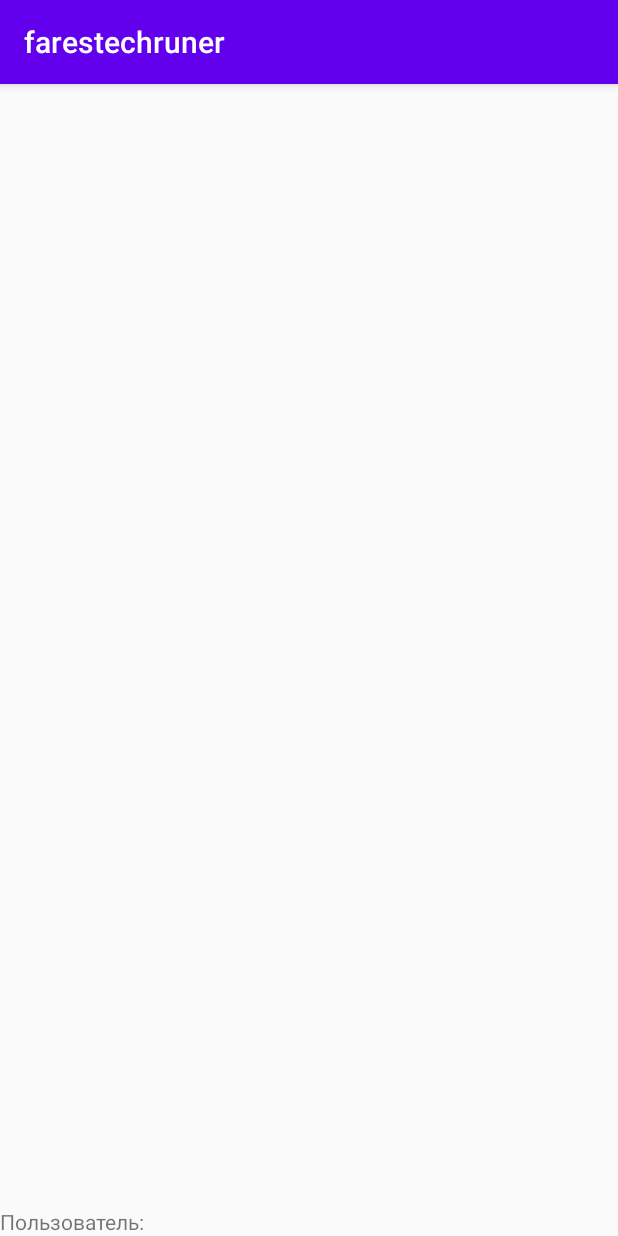
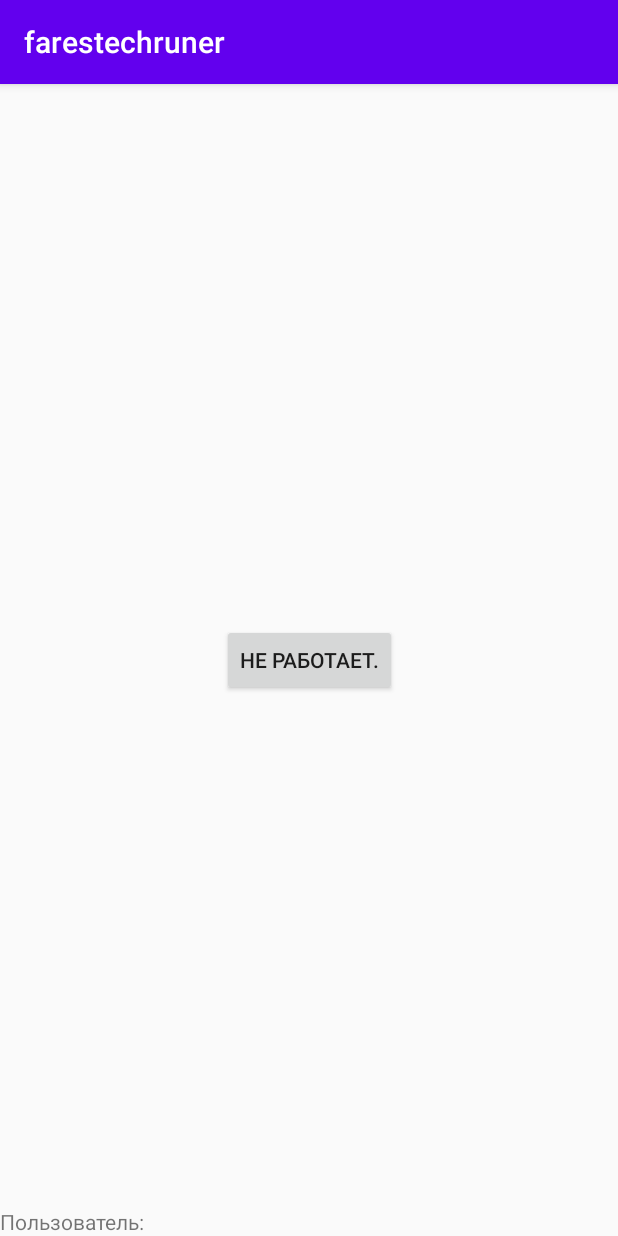
Before and after one commit to AntonButov/farestechruner, an Android app: the screen it shows after launch (MainActivity), on a phone screen of 412 x 824 dp. Run offline under Robolectric (Android 15) with nearby library versions, the phone set to English and light mode, and no system bars; our stand-ins replace Firebase (no records; nobody signed in at launch, a user with empty details on screens opened directly); libraries missing offline, so code that uses them is left out: com.firebase.ui; 2 statements that could not run were skipped.

Commit message:
Оживил кнопочку.

```diff
--- a/app/src/main/java/pro/butovanton/farestechruner/FViewModel.java
+++ b/app/src/main/java/pro/butovanton/farestechruner/FViewModel.java
@@ -45,6 +45,10 @@ public class FViewModel extends AndroidViewModel {
         return false;
     }
 
+    public Boolean getServiceStatus() {
+        return isMyServiceRunning(ServiceLocation.class);
+    }
+
     private boolean isMyServiceRunning(Class<?> serviceClass) {
         ActivityManager manager = (ActivityManager) application.getSystemService(Context.ACTIVITY_SERVICE);
         for (ActivityManager.RunningServiceInfo service : manager.getRunningServices(Integer.MAX_VALUE)) {
--- a/app/src/main/java/pro/butovanton/farestechruner/MainActivity.java
+++ b/app/src/main/java/pro/butovanton/farestechruner/MainActivity.java
@@ -18,6 +18,8 @@ import android.os.Bundle;
 import android.os.PowerManager;
 import android.provider.Settings;
 import android.util.Log;
+import android.view.View;
+import android.widget.Button;
 import android.widget.TextView;
 import android.widget.Toast;
 
@@ -38,16 +40,25 @@ public class MainActivity extends AppCompatActivity {
     final int RC_SIGN_IN = 100;
     FirebaseAuth firebaseAuth;
     FViewModel viewModel;
-    private TextView textViewLocation;
+    private Button buttonRun;
+    private TextView textViewUser;
 
     @Override
     protected void onCreate(Bundle savedInstanceState) {
         super.onCreate(savedInstanceState);
         setContentView(R.layout.activity_main);
 
+    textViewUser = findViewById(R.id.textViewUser);
     firebaseAuth = FirebaseAuth.getInstance();
     viewModel = new ViewModelProvider(MainActivity.this).get(FViewModel.class);
-    textViewLocation = findViewById(R.id.textViewLoc);
+    buttonRun = findViewById(R.id.buttonRun);
+    buttonRun.setOnClickListener(new View.OnClickListener() {
+        @Override
+        public void onClick(View v) {
+            buttonRunClick();
+        }
+    });
+
 
         PowerManager pm = (PowerManager)getSystemService(Context.POWER_SERVICE);
         boolean isIgnoringBatteryOptimizations = false;
@@ -74,17 +85,28 @@ public class MainActivity extends AppCompatActivity {
         if (user == null)
             startPhone();
         else {
-            TextView textViewUser = findViewById(R.id.textViewUser);
             textViewUser.setText("Пользователь: " + user.getPhoneNumber());
         }
 
         if (!checkPermissions()) {
             startLocationPermissionRequest();
+            buttonRun.setEnabled(false);
         } else
+            buttonRun.setEnabled(true);
 
-            viewModel.starStopService(user.getPhoneNumber());
+        setButtonRun(viewModel.getServiceStatus());
+   }
 
-            }
+   void buttonRunClick() {
+       FirebaseUser user = firebaseAuth.getCurrentUser();
+       if (user != null)
+           setButtonRun(viewModel.starStopService(user.getPhoneNumber()));
+   }
+
+    void setButtonRun(Boolean start) {
+    if (start) buttonRun.setText(R.string.run);
+    else buttonRun.setText(R.string.stop);
+    }
 
     void startPhone() {
         List<AuthUI.IdpConfig> providers = Arrays.asList(
--- a/app/src/main/res/layout/activity_main.xml
+++ b/app/src/main/res/layout/activity_main.xml
@@ -23,4 +23,14 @@
         app:layout_constraintBottom_toBottomOf="parent"
         app:layout_constraintStart_toStartOf="parent" />
 
+    <Button
+        android:id="@+id/buttonRun"
+        android:layout_width="wrap_content"
+        android:layout_height="wrap_content"
+        android:text="@string/run"
+        app:layout_constraintBottom_toBottomOf="parent"
+        app:layout_constraintEnd_toEndOf="parent"
+        app:layout_constraintStart_toStartOf="parent"
+        app:layout_constraintTop_toTopOf="parent" />
+
 </androidx.constraintlayout.widget.ConstraintLayout>
--- a/app/src/main/res/values/strings.xml
+++ b/app/src/main/res/values/strings.xml
@@ -1,3 +1,5 @@
 <resources>
     <string name="app_name">farestechruner</string>
+    <string name="run">Работает.</string>
+    <string name="stop">Не работает.</string>
 </resources>
```
